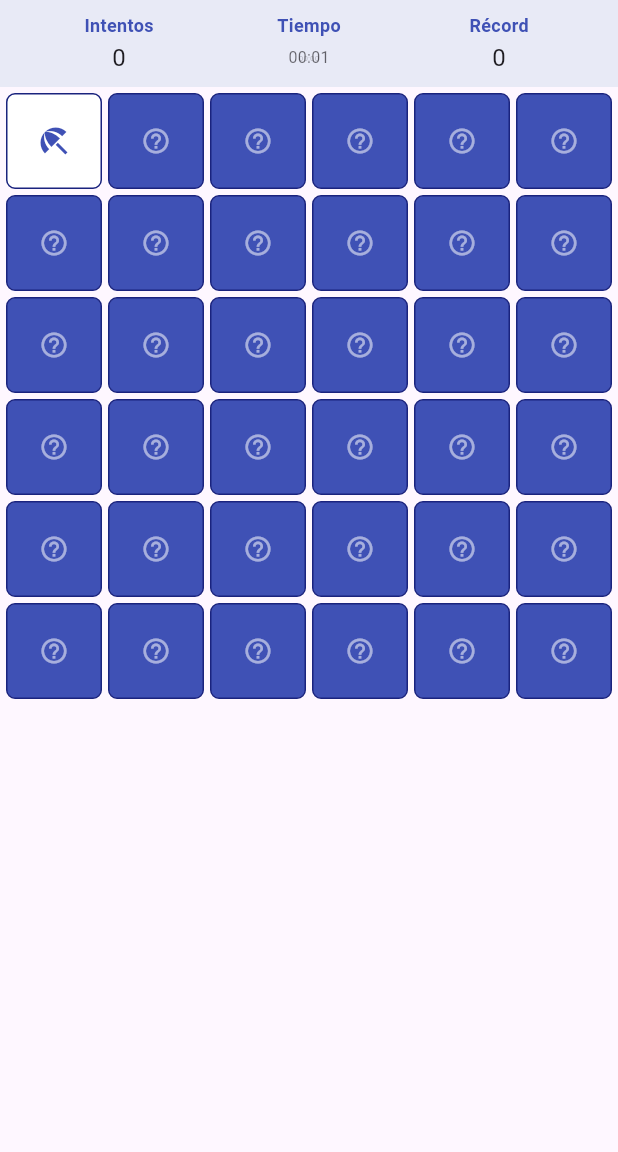
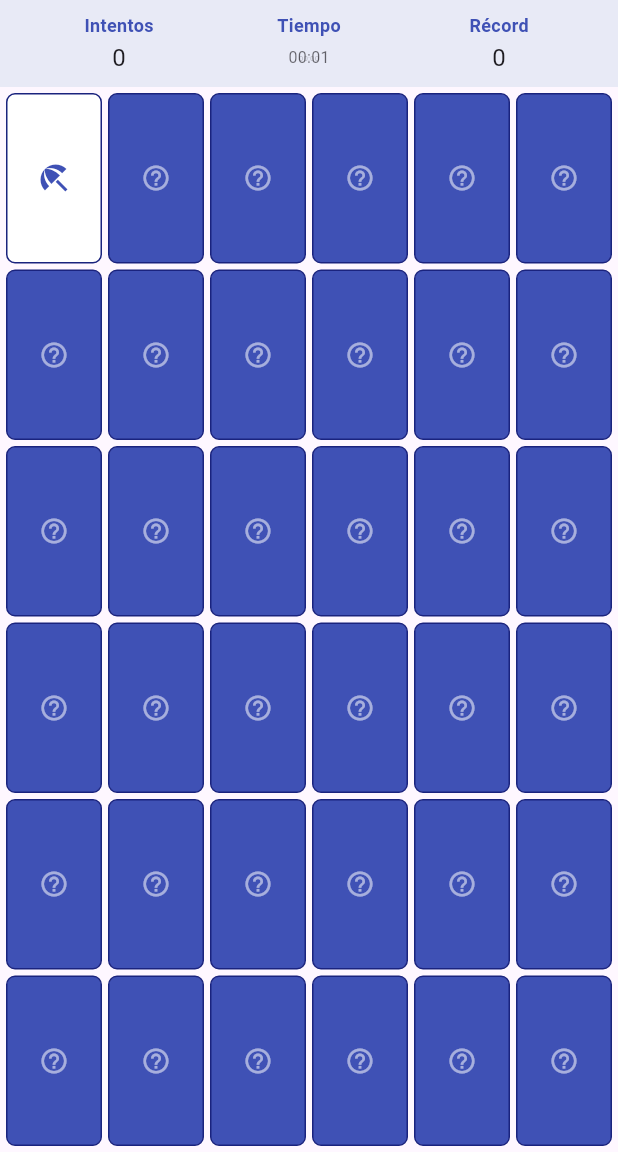
Before and after one commit to Zamorax2004/SDI_Microproyecto, a Flutter app: the screen it shows after launch, after a tap on the "help outline" icon, on a phone screen of 412 x 824 dp, the part 84-1236 px from its top. Run offline on Flutter 3.47's test engine with Material 3 defaults, Android fonts, the light colour scheme and no system bars; our stand-ins replace shared_preferences.

Commit message:
fix: make game grid proportional and always 6x6 layout

```diff
--- a/lib/screens/game_page.dart
+++ b/lib/screens/game_page.dart
@@ -17,11 +17,9 @@ class GamePage extends StatefulWidget {
 
 class _GamePageState extends State<GamePage> {
   final int gridSize = 6;
-
   List<CardModel> _cards = [];
 
   final List<int> _flippedIndices = [];
-
   bool _isProcessing = false;
   bool _isGameActive = false;
 
@@ -31,10 +29,6 @@ class _GamePageState extends State<GamePage> {
 
   Timer? _timer;
 
-  // ─────────────────────────────────────
-  // Lifecycle
-  // ─────────────────────────────────────
-
   @override
   void initState() {
     super.initState();
@@ -42,19 +36,8 @@ class _GamePageState extends State<GamePage> {
     _initializeGame();
   }
 
-  @override
-  void dispose() {
-    _timer?.cancel();
-    super.dispose();
-  }
-
-  // ─────────────────────────────────────
-  // Persistence
-  // ─────────────────────────────────────
-
   Future<void> _loadHighScore() async {
     final prefs = await SharedPreferences.getInstance();
-
     setState(() {
       _highScore = prefs.getInt('highScore') ?? 0;
     });
@@ -62,23 +45,16 @@ class _GamePageState extends State<GamePage> {
 
   Future<void> _saveHighScore(int newScore) async {
     final prefs = await SharedPreferences.getInstance();
-
     if (_highScore == 0 || newScore < _highScore) {
       await prefs.setInt('highScore', newScore);
-
       setState(() {
         _highScore = newScore;
       });
     }
   }
 
-  // ─────────────────────────────────────
-  // Game Logic
-  // ─────────────────────────────────────
-
   void _initializeGame() {
     _timer?.cancel();
-
     _flippedIndices.clear();
     _isProcessing = false;
     _isGameActive = false;
@@ -104,14 +80,12 @@ class _GamePageState extends State<GamePage> {
       Icons.local_dining,
       Icons.map,
       Icons.navigation,
-      Icons.pets,
+      Icons.pets
     ];
 
     final tempCards = <CardModel>[];
-
     for (int i = 0; i < (gridSize * gridSize) ~/ 2; i++) {
       final icon = icons[i % icons.length];
-
       tempCards.add(CardModel(id: i, icon: icon));
       tempCards.add(CardModel(id: i, icon: icon));
     }
@@ -124,7 +98,7 @@ class _GamePageState extends State<GamePage> {
   }
 
   void _startTimer() {
-    _timer = Timer.periodic(const Duration(seconds: 1), (_) {
+    _timer = Timer.periodic(const Duration(seconds: 1), (timer) {
       setState(() {
         _secondsElapsed++;
       });
@@ -132,11 +106,7 @@ class _GamePageState extends State<GamePage> {
   }
 
   void _onCardTap(int index) {
-    if (_isProcessing ||
-        _cards[index].isFlipped ||
-        _cards[index].isMatched) {
-      return;
-    }
+    if (_isProcessing || _cards[index].isFlipped || _cards[index].isMatched) return;
 
     if (!_isGameActive) {
       _isGameActive = true;
@@ -144,48 +114,35 @@ class _GamePageState extends State<GamePage> {
     }
 
     setState(() {
-      _cards[index] =
-          _cards[index].copyWith(isFlipped: true);
-
+      _cards[index] = _cards[index].copyWith(isFlipped: true);
       _flippedIndices.add(index);
     });
 
     if (_flippedIndices.length == 2) {
       _isProcessing = true;
       _moves++;
-
       _checkForMatch();
     }
   }
 
   void _checkForMatch() {
-    final index1 = _flippedIndices[0];
-    final index2 = _flippedIndices[1];
+    final int index1 = _flippedIndices[0];
+    final int index2 = _flippedIndices[1];
 
     if (_cards[index1].id == _cards[index2].id) {
       setState(() {
-        _cards[index1] =
-            _cards[index1].copyWith(isMatched: true);
-
-        _cards[index2] =
-            _cards[index2].copyWith(isMatched: true);
-
+        _cards[index1] = _cards[index1].copyWith(isMatched: true);
+        _cards[index2] = _cards[index2].copyWith(isMatched: true);
         _flippedIndices.clear();
         _isProcessing = false;
       });
-
       _checkWinCondition();
     } else {
       Timer(const Duration(milliseconds: 900), () {
         if (!mounted) return;
-
         setState(() {
-          _cards[index1] =
-              _cards[index1].copyWith(isFlipped: false);
-
-          _cards[index2] =
-              _cards[index2].copyWith(isFlipped: false);
-
+          _cards[index1] = _cards[index1].copyWith(isFlipped: false);
+          _cards[index2] = _cards[index2].copyWith(isFlipped: false);
           _flippedIndices.clear();
           _isProcessing = false;
         });
@@ -196,44 +153,9 @@ class _GamePageState extends State<GamePage> {
   void _checkWinCondition() {
     if (_cards.every((card) => card.isMatched)) {
       _timer?.cancel();
-
       _saveHighScore(_moves);
       _showWinDialog();
     }
-  }
-
-  // ─────────────────────────────────────
-  // UI Helpers
-  // ─────────────────────────────────────
-
-  String _formattedTime() {
-    final minutes = _secondsElapsed ~/ 60;
-    final seconds = _secondsElapsed % 60;
-
-    return "${minutes.toString().padLeft(2, '0')}:"
-        "${seconds.toString().padLeft(2, '0')}";
-  }
-
-  void _confirmRestart() {
-    showDialog(
-      context: context,
-      builder: (_) => AlertDialog(
-        title: const Text("¿Reiniciar juego?"),
-        actions: [
-          TextButton(
-            onPressed: () => Navigator.pop(context),
-            child: const Text("Cancelar"),
-          ),
-          TextButton(
-            onPressed: () {
-              Navigator.pop(context);
-              _initializeGame();
-            },
-            child: const Text("Reiniciar"),
-          ),
-        ],
-      ),
-    );
   }
 
   void _showWinDialog() {
@@ -259,9 +181,33 @@ class _GamePageState extends State<GamePage> {
     );
   }
 
-  // ─────────────────────────────────────
-  // UI
-  // ─────────────────────────────────────
+  String _formattedTime() {
+    final minutes = _secondsElapsed ~/ 60;
+    final seconds = _secondsElapsed % 60;
+    return "${minutes.toString().padLeft(2, '0')}:${seconds.toString().padLeft(2, '0')}";
+  }
+
+  void _confirmRestart() {
+    showDialog(
+      context: context,
+      builder: (_) => AlertDialog(
+        title: const Text("¿Reiniciar juego?"),
+        actions: [
+          TextButton(
+            onPressed: () => Navigator.pop(context),
+            child: const Text("Cancelar"),
+          ),
+          TextButton(
+            onPressed: () {
+              Navigator.pop(context);
+              _initializeGame();
+            },
+            child: const Text("Reiniciar"),
+          ),
+        ],
+      ),
+    );
+  }
 
   @override
   Widget build(BuildContext context) {
@@ -290,24 +236,39 @@ class _GamePageState extends State<GamePage> {
               ],
             ),
           ),
-
+          // —————————————— Proportional Grid 6×6 ——————————————
           Expanded(
             child: Padding(
-              padding: const EdgeInsets.all(4),
-              child: GridView.builder(
-                physics:
-                    const NeverScrollableScrollPhysics(),
+              padding: const EdgeInsets.all(4.0),
+              child: LayoutBuilder(
+                builder: (context, constraints) {
+                  final width = constraints.maxWidth;
+                  final height = constraints.maxHeight;
+
+                  // — Queremos 6 columnas y 6 filas
+                  final spacing = 4.0;
+                  final totalSpacingX = spacing * (6 - 1);
+                  final totalSpacingY = spacing * (6 - 1);
+
+                  final itemWidth = (width - totalSpacingX) / 6;
+                  final itemHeight = (height - totalSpacingY) / 6;
+
+                  final itemRatio = itemWidth / itemHeight;
+
+                  return GridView.builder(
+                    physics: const NeverScrollableScrollPhysics(),
                     itemCount: _cards.length,
                     gridDelegate:
-                    const SliverGridDelegateWithFixedCrossAxisCount(
+                        SliverGridDelegateWithFixedCrossAxisCount(
                       crossAxisCount: 6,
-                  mainAxisSpacing: 4,
-                  crossAxisSpacing: 4,
+                      crossAxisSpacing: spacing,
+                      mainAxisSpacing: spacing,
+                      childAspectRatio: itemRatio,
                     ),
-                itemBuilder: (context, index) {
-                  return CardWidget(
+                    itemBuilder: (context, index) => CardWidget(
                       card: _cards[index],
                       onTap: () => _onCardTap(index),
+                    ),
                   );
                 },
               ),
```
Lines whose indentation alone changed are shown as unchanged.
